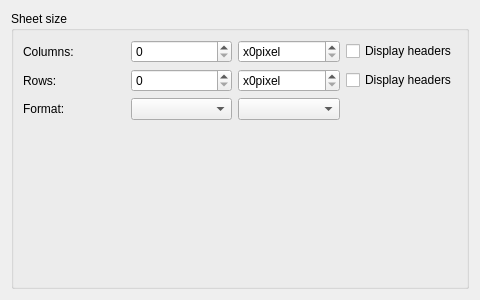
qelectrotech/qelectrotech-source-mirror, file sources/ui/borderpropertieswidget.ui: the form before one commit.
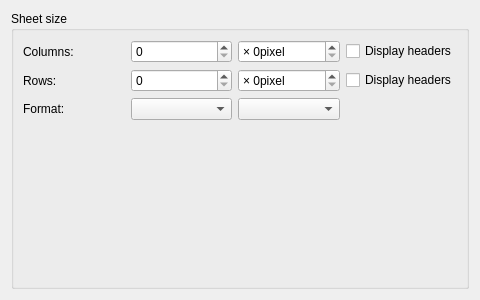
The form after the commit.

```diff
--- a/sources/ui/borderpropertieswidget.ui
+++ b/sources/ui/borderpropertieswidget.ui
@@ -26,7 +26,7 @@
          <string comment="pixel" extracomment="pixel">pixel</string>
         </property>
         <property name="prefix">
-         <string>x</string>
+         <string>× </string>
         </property>
         <property name="maximum">
          <number>1000</number>
@@ -42,7 +42,7 @@
          <string comment="pixel" extracomment="pixel">pixel</string>
         </property>
         <property name="prefix">
-         <string>x</string>
+         <string>× </string>
         </property>
         <property name="maximum">
          <number>1000</number>
```
